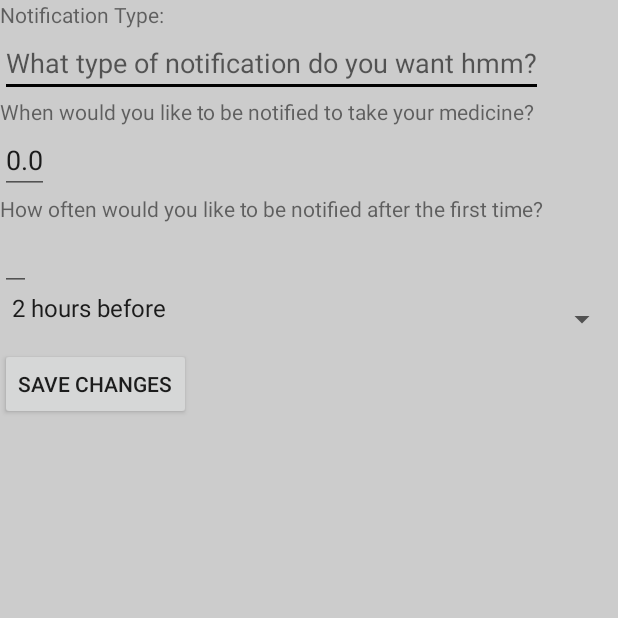
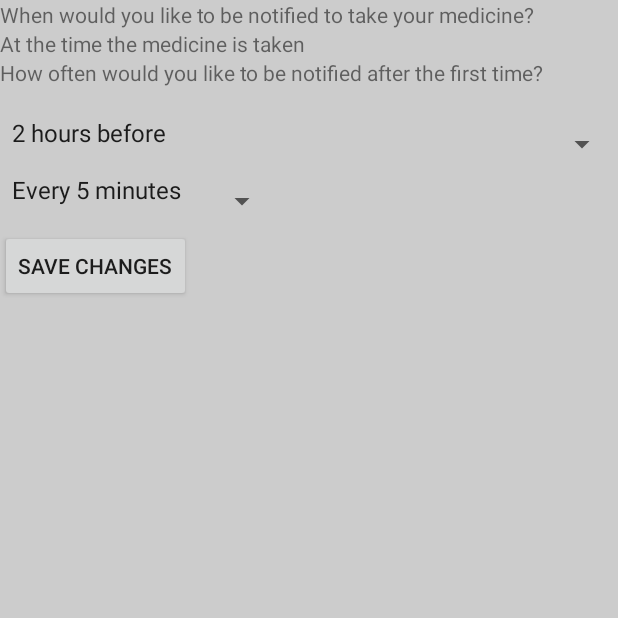
Before and after one commit to bfgardner/cs370androidcode, an Android app: the NotificationSettingsActivity screen opened directly, with no data from a screen before it, on a phone screen of 412 x 824 dp, the top half of it. Run offline under Robolectric (Android 15) with nearby library versions, the phone set to English and light mode, and no system bars; 3 statements that could not run were skipped.

Commit message:
Added spinners to notification settings to limit user input

```diff
--- a/app/src/main/java/io/iaso/iaso/NotificationSettingsActivity.java
+++ b/app/src/main/java/io/iaso/iaso/NotificationSettingsActivity.java
@@ -23,30 +23,28 @@ import io.iaso.iaso.network.async.NotificationUpdateTask;
 
 public class NotificationSettingsActivity extends AppCompatActivity implements AdapterView.OnItemSelectedListener {
     private Button save_notif_button;
-    private TextView notificationType;
     private TextView initialAlarm;
-    private EditText enterNotifType;
-    private EditText enterInitialAlarm;
+    private TextView currentInitialAlarm;
     private TextView nextAlarm;
-    private EditText enterNextAlarm;
+    private TextView currentNextAlarm;
     private String id;
     private Spinner selectInitialAlarm;
+    private Spinner selectNextAlarm;
     @Override
     protected void onCreate(Bundle savedInstanceState) {
         super.onCreate(savedInstanceState);
         setContentView(R.layout.activity_notification_settings);
 
         save_notif_button=(Button)findViewById(R.id.save_notif_button);
-        notificationType = (TextView)findViewById(R.id.notif_type);
         initialAlarm=(TextView)findViewById(R.id.initial_alarm);
-        enterNotifType=(EditText)findViewById(R.id.user_notif_type);
-        enterInitialAlarm=(EditText)findViewById(R.id.user_initial_alarm);
+        currentInitialAlarm=(TextView)findViewById(R.id.user_initial_alarm);
         nextAlarm=(TextView) findViewById(R.id.next_alarm);
-        enterNextAlarm=(EditText)findViewById(R.id.user_next_alarm);
+        currentNextAlarm=(TextView)findViewById(R.id.user_next_alarm);
         selectInitialAlarm = (Spinner) findViewById(R.id.initial_alarm_spinner);
+        selectNextAlarm = (Spinner) findViewById(R.id.next_alarm_spinner);
 
         selectInitialAlarm.setOnItemSelectedListener(this);
-
+        selectNextAlarm.setOnItemSelectedListener(this);
         //spinner drop down
         List<String> items = new ArrayList<String>();
         items.add("2 hours before");
@@ -55,10 +53,20 @@ public class NotificationSettingsActivity extends AppCompatActivity implements A
         items.add("15 minutes before");
         items.add("On time");
 
+        List<String> alarmItems = new ArrayList<String>();
+        alarmItems.add("Every 5 minutes");
+        alarmItems.add("Every 10 minutes");
+        alarmItems.add("Every 15 minutes");
+        alarmItems.add("Every 20 minutes");
+        alarmItems.add ("Every 30 minutes");
         //adapter for spinner
         ArrayAdapter<String> dataAdapter = new ArrayAdapter<String>(this, android.R.layout.simple_spinner_item, items);
         dataAdapter.setDropDownViewResource(android.R.layout.simple_spinner_dropdown_item);
         selectInitialAlarm.setAdapter(dataAdapter);
+
+        ArrayAdapter<String> alarmAdapter = new ArrayAdapter<String>(this, android.R.layout.simple_spinner_item, alarmItems);
+        alarmAdapter.setDropDownViewResource(android.R.layout.simple_spinner_dropdown_item);
+        selectNextAlarm.setAdapter(alarmAdapter);
 
         String magicalTokenOfDestiny = "eyJhbGciOiJIUzI1NiIsInR5cCI6IkpXVCJ9.eyJpZCI6IjU5MDYzYjRhMDMzZmI1MjM2NGIyNWJiZCIsImlhdCI6MTQ5MzU4MTA5M30.wv9cNaZf1HAjj4Pt8VZUHj-MulM9ee1CEWVu-kKZB0I";
 
@@ -71,8 +79,18 @@ public class NotificationSettingsActivity extends AppCompatActivity implements A
                 if (init >= 60){
                     init = init / 60;
                 }
-                enterInitialAlarm.setText(Float.toString(init));
-                enterNextAlarm.setText(Float.toString(60 * Float.parseFloat(response.getAdditional_notif())));
+                String temp = Float.toString(init);
+                if (init > 2){
+                    temp += " minutes before";
+                }
+                else if (init != 0.0) {
+                    temp += " hours before";
+                }
+                else{
+                    temp = "At the time the medicine is taken";
+                }
+                currentInitialAlarm.setText(temp);
+                currentNextAlarm.setText("Every " + Float.toString(60 * Float.parseFloat(response.getAdditional_notif())) + " minutes after the first");
                 id = response.getID();
             }
         });
@@ -90,7 +108,39 @@ public class NotificationSettingsActivity extends AppCompatActivity implements A
                         //do nothing?
                     }
                 });
-                task.execute(id, enterInitialAlarm.getText().toString(), Float.toString(Float.parseFloat(enterNextAlarm.getText().toString()) / 60));
+                String initial_alarm = selectInitialAlarm.getSelectedItem().toString();
+                if (initial_alarm.equalsIgnoreCase("2 hours before")){
+                    initial_alarm = "2.0";
+                }
+                else if (initial_alarm.equalsIgnoreCase("1 hour before")){
+                    initial_alarm = "1.0";
+                }
+                else if (initial_alarm.equalsIgnoreCase("30 minutes before")){
+                    initial_alarm = "0.5";
+                }
+                else if (initial_alarm.equalsIgnoreCase("15 minutes before")){
+                    initial_alarm = "0.25";
+                }
+                else {
+                    initial_alarm = "0.0";
+                }
+                String next_alarm = selectNextAlarm.getSelectedItem().toString();
+                    if (next_alarm.equalsIgnoreCase("Every 5 minutes")){
+                        next_alarm = "5";
+                    }
+                    else if (next_alarm.equalsIgnoreCase("Every 10 minutes")){
+                        next_alarm = "10";
+                    }
+                    else if (next_alarm.equalsIgnoreCase("Every 15 minutes")){
+                        next_alarm = "15";
+                    }
+                    else if (next_alarm.equalsIgnoreCase("Every 20 minutes")){
+                        next_alarm = "20";
+                    }
+                    else if (next_alarm.equalsIgnoreCase("Every 30 minutes")){
+                        next_alarm = "30";
+                    }
+                task.execute(id, initial_alarm, Float.toString(Float.parseFloat(next_alarm) / 60));
                 Toast.makeText(NotificationSettingsActivity.this, "Changes saved.", Toast.LENGTH_LONG).show();
                 String saveNotifSettings = "Saved settings, back to home";
                 Intent notifSettingsToHome = new Intent(NotificationSettingsActivity.this, UserAccountHome.class);
--- a/app/src/main/res/layout/activity_notification_settings.xml
+++ b/app/src/main/res/layout/activity_notification_settings.xml
@@ -5,25 +5,14 @@
     android:layout_height="match_parent"
     tools:context="io.iaso.iaso.NotificationSettingsActivity"
     android:orientation="vertical">
-    <TextView
-        android:id="@+id/notif_type"
-        android:layout_width="wrap_content"
-        android:layout_height="wrap_content"
-        android:text="Notification Type: "/>
-    <!-- make some sort of pull down or selector thingy so that choices are limited to push, email, or both -->
-    <!-- swoopy thingy like on the login page?? -->
-   <EditText
-       android:id="@+id/user_notif_type"
-       android:layout_width="wrap_content"
-       android:layout_height="wrap_content"
-       android:hint="What type of notification do you want hmm?"/>
+
     <TextView
         android:id="@+id/initial_alarm"
         android:layout_width="wrap_content"
         android:layout_height="wrap_content"
         android:text="When would you like to be notified to take your medicine?"/>
-    <!-- make some sort of spinny time wheel thingy???? idk -->
-    <EditText
+
+    <TextView
         android:id="@+id/user_initial_alarm"
         android:layout_width="wrap_content"
         android:layout_height="wrap_content"
@@ -34,19 +23,24 @@
         android:layout_height="wrap_content"
         android:text="How often would you like to be notified after the first time?"/>
     <!-- all this is so ugly I'm so sorry Nick make it snazzy plz-->
-    <!-- hours -->
-    <EditText
+
+    <TextView
         android:id="@+id/user_next_alarm"
         android:layout_width="wrap_content"
         android:layout_height="wrap_content"
         />
-    <!-- minutes -->
+
 
     <Spinner
         android:id="@+id/initial_alarm_spinner"
         android:layout_width="match_parent"
         android:layout_height="wrap_content"
         android:paddingBottom="16dp" />
+    <Spinner
+        android:id="@+id/next_alarm_spinner"
+        android:layout_width="wrap_content"
+        android:layout_height="wrap_content"
+        android:paddingBottom="16dp"/>
     <Button
         android:id="@+id/save_notif_button"
         android:layout_width="wrap_content"
```
